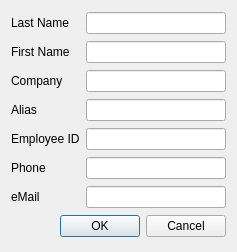
Before: the Qt Designer form src/gui/dialogues/newpilot.ui in fiffty-50/openPilotLog, drawn with Qt 5.
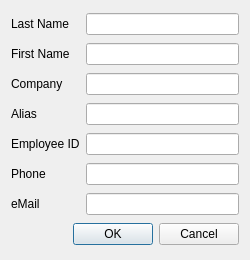
After: the same form once the commit is applied.

```diff
--- a/src/gui/dialogues/newpilot.ui
+++ b/src/gui/dialogues/newpilot.ui
@@ -6,8 +6,8 @@
    <rect>
     <x>0</x>
     <y>0</y>
-    <width>230</width>
-    <height>252</height>
+    <width>250</width>
+    <height>260</height>
    </rect>
   </property>
   <property name="windowTitle">
```
Left out of the diff: 2 changed lines with no effect on the pictures.
